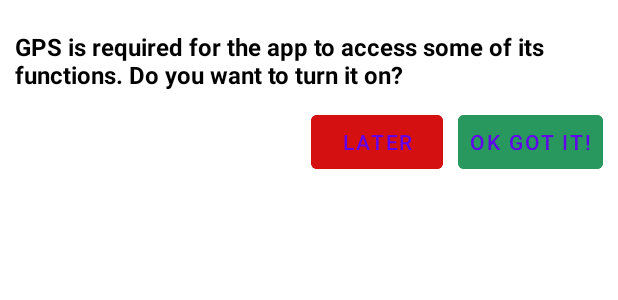
After one commit to determinedamphibian/EmergencyApplication, an Android app: the layout activity_alert_dialog_customed.xml on its own in the app's theme, with its tools: preview values and no code run, on a phone screen of 412 x 824 dp. The commit adds this screen. Shown: the top 300 px of the screen. Run offline under Robolectric (Android 15) with nearby library versions, the light colour scheme and no system bars; Roboto replaces fonts that are not available here.

Commit message:
Added persistent notification for SOS Message and AlertDialog for GPS

```diff
--- a/app/src/main/AndroidManifest.xml
+++ b/app/src/main/AndroidManifest.xml
@@ -76,4 +76,8 @@
 
     <uses-permission android:name="android.permission.CAMERA" />
 
+    //for persistent notification
+    <uses-permission android:name="android.permission.FOREGROUND_SERVICE" />
+    <uses-permission android:name="android.permission.WAKE_LOCK" />
+
 </manifest>
--- a/app/src/main/java/com/example/emergencyapplication/Database/TrustedContactsRepository.java
+++ b/app/src/main/java/com/example/emergencyapplication/Database/TrustedContactsRepository.java
@@ -4,7 +4,6 @@ import android.content.Context;
 import android.os.AsyncTask;
 import android.widget.Toast;
 
-import com.example.emergencyapplication.EntityClass.TrustedContactNumberEntity;
 import com.example.emergencyapplication.EntityClass.TrustedContacts;
 
 import java.util.List;
--- a/app/src/main/java/com/example/emergencyapplication/EntityClass/TrustedContacts.java
+++ b/app/src/main/java/com/example/emergencyapplication/EntityClass/TrustedContacts.java
@@ -25,6 +25,7 @@ public class TrustedContacts {
         this.contactName = contactName;
         this.contactNum = contactNum;
         this.gender = gender;
+
     }
 
 
--- /dev/null
+++ b/app/src/main/res/layout/activity_alert_dialog_customed.xml
@@ -0,0 +1,46 @@
+<?xml version="1.0" encoding="utf-8"?>
+<LinearLayout xmlns:android="http://schemas.android.com/apk/res/android"
+    android:orientation="vertical"
+    android:layout_width="match_parent"
+    android:layout_height="match_parent"
+    android:padding="10dp">
+
+    <TextView
+        android:layout_width="match_parent"
+        android:layout_height="wrap_content"
+        android:text="GPS is required for the app to access some of its functions. Do you want to turn it on?"
+        android:textColor="@color/black"
+        android:textStyle="bold"
+        android:textSize="16sp"
+        android:layout_marginTop="10dp"
+        android:layout_marginBottom="10dp"
+        android:id="@+id/dialog_text"/>
+
+    <LinearLayout
+        android:layout_width="match_parent"
+        android:layout_height="wrap_content"
+        android:orientation="horizontal"
+        android:gravity="right">
+
+        <Button
+            android:layout_width="wrap_content"
+            android:layout_height="wrap_content"
+            android:id="@+id/btn_cancel_action"
+            android:text="LATER"
+            android:textAllCaps="true"
+            android:backgroundTint="#D51010"
+            style="?android:buttonBarButtonStyle"/>
+
+        <Button
+            android:id="@+id/btn_ok_action"
+            style="?android:buttonBarButtonStyle"
+            android:layout_width="wrap_content"
+            android:layout_height="wrap_content"
+            android:layout_marginLeft="10dp"
+            android:backgroundTint="@color/tertiaryLight"
+            android:text="OK GOT IT!"
+            android:textAllCaps="true" />
+    </LinearLayout>
+
+
+</LinearLayout>
```
Also changed, not shown: app/src/main/java/com/example/emergencyapplication/EntityClass/TrustedContactNumberEntity.java (deleted, +0 -18 lines), app/src/main/java/com/example/emergencyapplication/MainDashboardActivity.java (+67 -19 lines), app/src/main/res/layout/activity_siren_and_flicker_light_side_dock.xml (+16 -17 lines).
